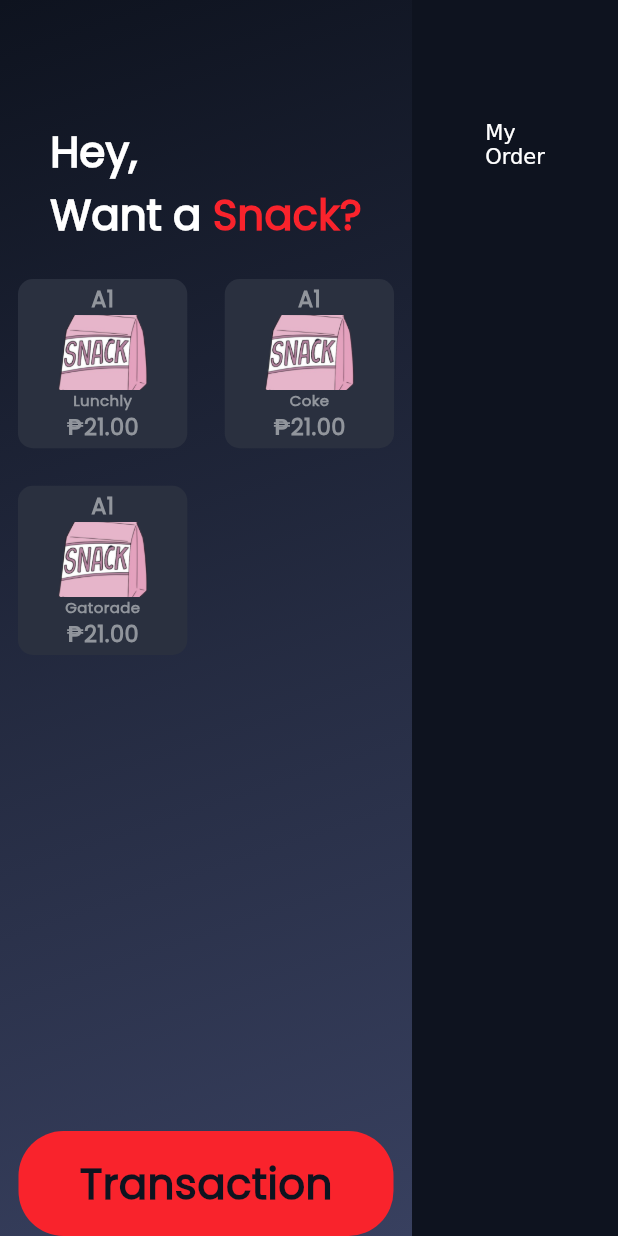
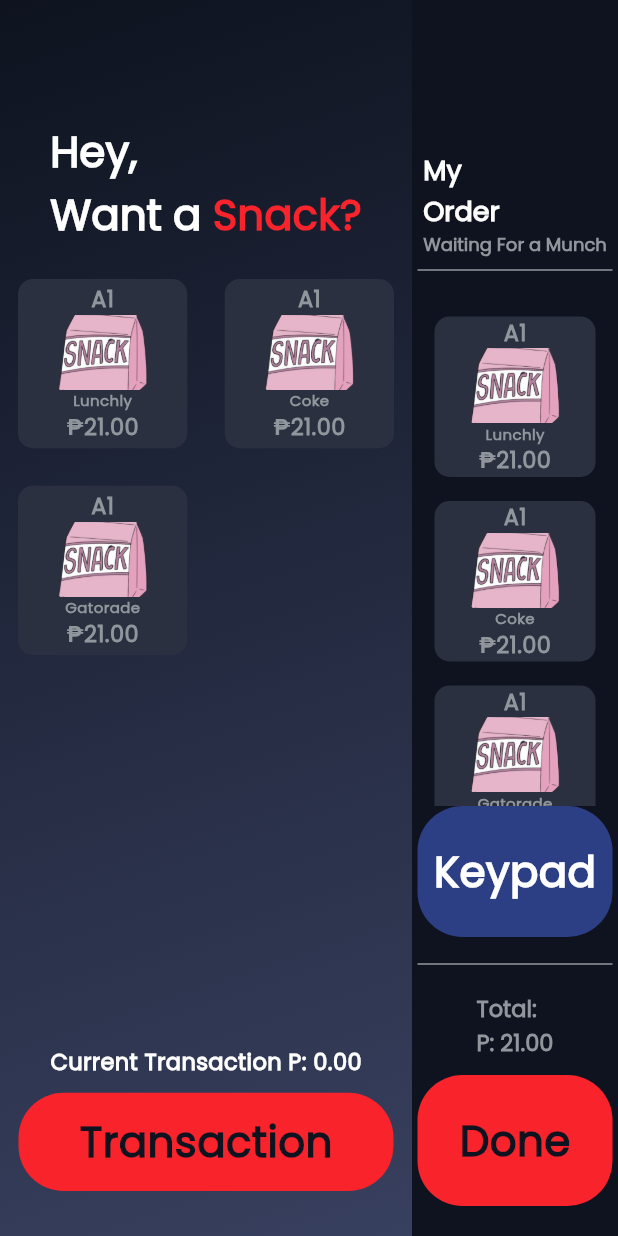
Before and after one commit to ronfrancisco24/SnackFlix, a Flutter app: the screen it shows after launch, on a phone screen of 412 x 824 dp. Run offline on Flutter 3.47's test engine with Material 3 defaults, Android fonts, the phone set to English and light mode, and no system bars.

Commit message:
finished menu page
menu page incorporated with list view builder

```diff
--- a/lib/screens/menu.dart
+++ b/lib/screens/menu.dart
@@ -83,6 +83,7 @@ class _MenuPageState extends State<MenuPage> {
                     height: 10,
                   ),
                   Expanded(
+                    flex: 8,
                     child: GridView.builder(
                       padding: EdgeInsets.all(12),
                       gridDelegate: SliverGridDelegateWithFixedCrossAxisCount(
@@ -102,7 +103,12 @@ class _MenuPageState extends State<MenuPage> {
                       },
                     ),
                   ),
-                  RedOvalButton(
+                  Text('Current Transaction P: 0.00',
+                      style: kWhitePoppins.copyWith(fontSize: 15)),
+                  SizedBox(height: 10),
+                  Expanded(
+                    flex: 1,
+                    child: RedOvalButton(
                       text: 'Transaction',
                       onPressed: () {
                         Navigator.push(
@@ -113,6 +119,8 @@ class _MenuPageState extends State<MenuPage> {
                         );
                       },
                     ),
+                  ),
+                  SizedBox(height: 30)
                 ],
               ),
             ),
@@ -121,21 +129,100 @@ class _MenuPageState extends State<MenuPage> {
             flex: 1,
             child: Container(
               color: kBlack,
-              child: Column(children: [
+              child: Column(
+                children: [
                   SizedBox(
-                  height: 80,
+                    height: 100,
                   ),
                   RichText(
-                  text: TextSpan(children: [
+                    text: TextSpan(
+                      children: [
                         TextSpan(
                             text: ('My\n'),
-                    ),
+                            style: kWhitePoppins.copyWith(fontSize: 18)),
                         TextSpan(
                             text: ('Order\n'),
+                            style: kWhitePoppins.copyWith(fontSize: 18)),
+                        TextSpan(
+                            text: ('Waiting For a Munch'),
+                            style: kGrayPoppins.copyWith(fontSize: 12)),
+                      ],
                     ),
-                  ]),
+                  ),
+                  SizedBox(
+                    width: 130,
+                    child: Divider(
+                      color: kGray,
+                    ),
+                  ),
+                  Expanded(
+                    flex: 4,
+                    child: ListView.builder(
+                      padding: EdgeInsets.all(15),
+                      shrinkWrap: true,
+                      itemCount:
+                          snackOptions.length, // should be selected snacks
+                      itemBuilder: (context, index) {
+                        final snack =
+                            snackOptions[index]; // should be selected snacks
+                        return Padding(
+                          padding: EdgeInsets.symmetric(vertical: 8),
+                          child: SnackOption(
+                            productName: snack.productName,
+                            label: snack.label,
+                            imagePath: snack.imagePath,
+                            price: snack.price,
+                          ),
+                        );
+                      },
+                    ),
+                  ),
+                  Expanded(
+                    child: BlackSquareButton(
+                      text: 'Keypad',
+                      onPressed: () {
+                        Navigator.push(
+                          context,
+                          MaterialPageRoute(
+                            builder: (context) => const TransactionPage(),
+                          ),
+                        );
+                      },
+                    ),
+                  ),
+                  SizedBox(height: 10,),
+                  SizedBox(
+                    width: 130,
+                    child: Divider(
+                      color: kGray,
+                    ),
+                  ),
+                  SizedBox(height: 10),
+                  RichText(
+                    text: TextSpan(
+                      children: [TextSpan(text: 'Total:\n', style: kGrayPoppins.copyWith(fontSize: 15)),
+                        TextSpan(text: 'P: 21.00', style: kGrayPoppins.copyWith(fontSize: 15)), ],
+                    ),
+                  ),
+                  SizedBox(height: 10,),
+                  Expanded(
+                    child: RedSquareButton(
+                      text: 'Done',
+                      onPressed: () {
+                        Navigator.push(
+                          context,
+                          MaterialPageRoute(
+                            builder: (context) => const TransactionPage(),
+                          ),
+                        );
+                      },
+                    ),
+                  ),
+                  SizedBox(
+                    height: 20,
                   )
-              ]),
+                ],
+              ),
             ),
           ),
         ],
--- a/lib/widgets/buttons.dart
+++ b/lib/widgets/buttons.dart
@@ -31,6 +31,62 @@ class RedOvalButton extends StatelessWidget {
   }
 }
 
+// red square button
+
+class RedSquareButton extends StatelessWidget {
+  final String? text;
+  final void Function()? onPressed;
+
+  const RedSquareButton({this.text, this.onPressed});
+
+  @override
+  Widget build(BuildContext context) {
+    return GestureDetector(
+      onTap: onPressed,
+      child: Container(
+        child: Center(
+          child: Text(
+            text!,
+            style: kBlackPoppins,
+          ),
+        ),
+        height: 100,
+        width: 130,
+        decoration: BoxDecoration(
+            color: kLightRed, borderRadius: BorderRadius.circular(30)),
+      ),
+    );
+  }
+}
+
+// black square button
+
+class BlackSquareButton extends StatelessWidget {
+  final String? text;
+  final void Function()? onPressed;
+
+  const BlackSquareButton({this.text, this.onPressed});
+
+  @override
+  Widget build(BuildContext context) {
+    return GestureDetector(
+      onTap: onPressed,
+      child: Container(
+        child: Center(
+          child: Text(
+            text!,
+            style: kWhitePoppins,
+          ),
+        ),
+        height: 100,
+        width: 130,
+        decoration: BoxDecoration(
+            color: kBlue, borderRadius: BorderRadius.circular(30)),
+      ),
+    );
+  }
+}
+
 // black oval button
 
 class BlackOvalButton extends StatelessWidget {
--- a/lib/widgets/constants.dart
+++ b/lib/widgets/constants.dart
@@ -3,6 +3,7 @@ import 'package:flutter/material.dart';
 // colors
 
 const kBlack = Color(0xFF0E131F);
+const kBlue = Color(0xFF2C3F84);
 const kGray = Color(0xFF91959C);
 const kDarkGray = Color(0xFF181E2E);
 const kMediumGray = Color(0xFF2A303F);
--- a/lib/widgets/snack_option.dart
+++ b/lib/widgets/snack_option.dart
@@ -19,7 +19,7 @@ class SnackOption extends StatelessWidget {
   Widget build(BuildContext context) {
     // TODO: implement build
     return Container(
-      decoration: BoxDecoration(   color: kMediumGray, borderRadius: BorderRadius.circular(10)),
+      decoration: BoxDecoration(color: kMediumGray, borderRadius: BorderRadius.circular(10)),
       child: Column(
         mainAxisAlignment: MainAxisAlignment.center,
         children: [
```
Lines whose indentation alone changed are shown as unchanged.
